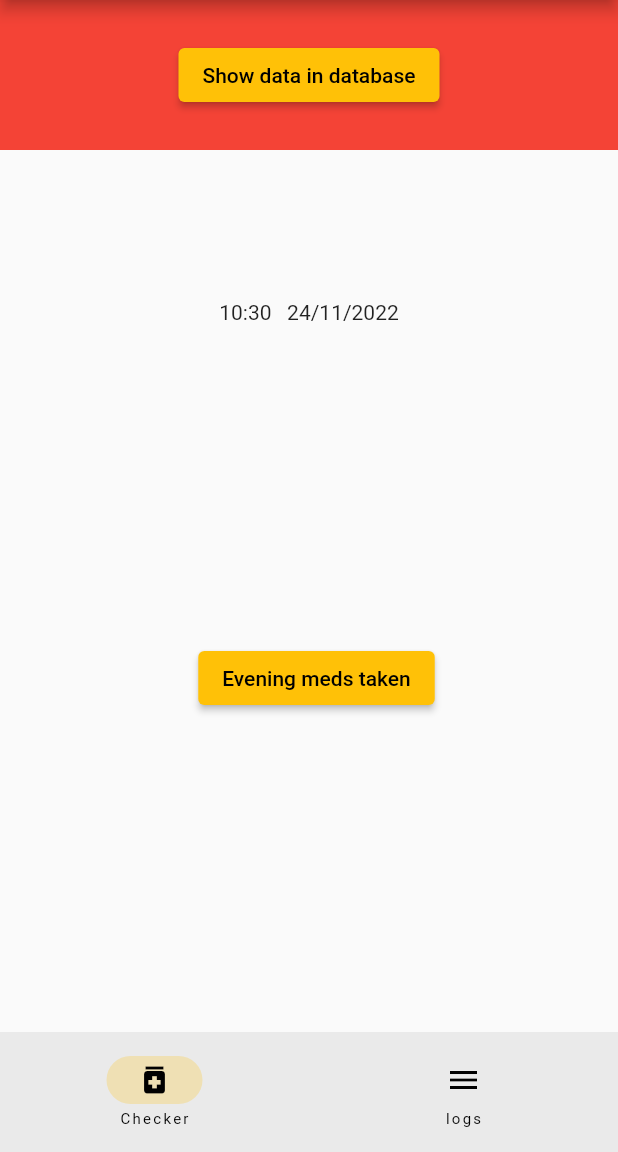
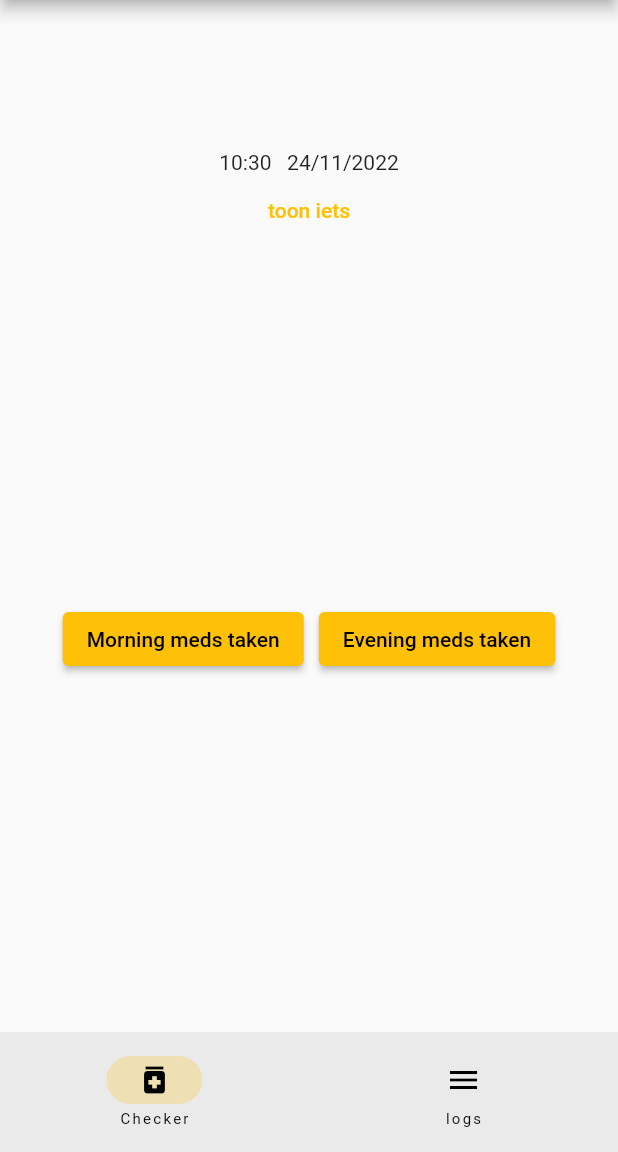
Before and after one commit to FreekSa/medication_app, a Flutter app: the Medication screen opened directly, after a tap on "Morning meds taken", on a phone screen of 412 x 824 dp, the part 84-1236 px from its top. Run offline on Flutter 3.47's test engine with Material 2 defaults, Android fonts, the phone set to English and light mode, and no system bars; our stand-ins replace flutter_slidable, sqflite; accounts and stored records are empty.

Commit message:
bugs fixed

```diff
--- a/lib/check_medication.dart
+++ b/lib/check_medication.dart
@@ -25,36 +25,45 @@ class CheckMedication extends State<CheckMedicationPage> {
             future: CreateDatabase.instance.GetMedicationTakenLogs(),
             builder: (BuildContext context,
                 AsyncSnapshot<List<MedicationTaken>> snapshot) {
-              if (snapshot.data == null ||
+              //           print(snapshot.data);
+              if (snapshot.data == null) {
+                AskMedication(true, true);
+              } else if (snapshot.data!
+                      .where((x) =>
+                          DateTime.parse(x.date).day == DateTime.now().day)
+                      .length <
+                  2) {
+                print(snapshot.data!
+                    .where((x) =>
+                        DateTime.parse(x.date).day == DateTime.now().day &&
+                        x.type == Types.Morning.toString())
+                    .isEmpty);
+                AskMedication(
                   snapshot.data!
+                          .where((x) =>
+                              DateTime.parse(x.date).day ==
+                                  DateTime.now().day &&
+                              x.type == Types.Morning.toString())
+                          .isEmpty
+                      ? true
+                      : false,
+                  snapshot.data!
+                          .where((x) =>
+                              DateTime.parse(x.date).day ==
+                                  DateTime.now().day &&
+                              x.type == Types.Evening.toString())
+                          .isEmpty
+                      ? true
+                      : false,
+                );
+              } else {
+                List<MedicationTaken> logs = snapshot.data!.toList();
+                if (logs
                         .where((x) =>
                             DateTime.parse(x.date).day == DateTime.now().day)
                         .length >=
                     2) {
                   return Column(children: [
-                  // Container(
-                  //   height: 100,
-                  //   color: Colors.red,
-                  //   child: Center(
-                  //     child: ElevatedButton(
-                  //       onPressed: () {
-                  //         for (var item in snapshot.data!) {
-                  //           print(item.id +
-                  //               "  " +
-                  //               item.date +
-                  //               "  " +
-                  //               item.type.toString());
-                  //         }
-                  //       },
-                  //       child: const Text("Show data in database"),
-                  //     ),
-                  //   ),
-                  // ),
-                  Center(child: Text('Medication taken for today'))
-                ]);
-              } else {
-                return Column(
-                  children: [
                     Container(
                       height: 100,
                       color: Colors.red,
@@ -73,10 +82,35 @@ class CheckMedication extends State<CheckMedicationPage> {
                         ),
                       ),
                     ),
+                    Center(child: Text('Medication taken for today'))
+                  ]);
+                }
+              }
+              print("nu ben ik hier");
+              return AskMedication(true, true); //null safety
+            }));
+  }
+
+  Widget AskMedication(
+    bool morning,
+    bool evening,
+  ) {
+    return Column(
+      children: [
         Container(
           margin: EdgeInsets.only(top: 100.0),
           child: Text(
               "${DateTime.now().hour}:${DateTime.now().minute < 10 ? "0${DateTime.now().minute}" : "${DateTime.now().minute}"} \t ${DateTime.now().day}/${DateTime.now().month}/${DateTime.now().year}"),
+        ),
+        Center(
+          child: TextButton(
+            child: Text("toon iets"),
+            onPressed: () {
+              print(morning);
+              print(evening);
+              ;
+            },
+          ),
         ),
         Expanded(
           child: Visibility(
@@ -84,14 +118,7 @@ class CheckMedication extends State<CheckMedicationPage> {
               mainAxisAlignment: MainAxisAlignment.center,
               children: [
                 Visibility(
-                              visible: snapshot.data!
-                                      .where((x) =>
-                                          DateTime.parse(x.date).day ==
-                                              DateTime.now().day &&
-                                          x.type == Types.Morning.toString())
-                                      .isEmpty
-                                  ? true
-                                  : false,
+                  visible: morning,
                   child: Center(
                     child: ElevatedButton(
                       onPressed: () {
@@ -106,6 +133,7 @@ class CheckMedication extends State<CheckMedicationPage> {
                             CreateDatabase.instance
                                 .AddMedicationTakenLog(check);
                             print("data added");
+                            AskMedication(false, evening);
                           }
                         });
                       },
@@ -117,33 +145,22 @@ class CheckMedication extends State<CheckMedicationPage> {
                   width: 10,
                 ),
                 Visibility(
-                              visible: snapshot.data!
-                                      .where((x) =>
-                                          DateTime.parse(x.date).day ==
-                                              DateTime.now().day &&
-                                          x.type == Types.Evening.toString())
-                                      .isEmpty
-                                  ? true
-                                  : false,
+                  visible: evening,
                   child: Center(
                     child: ElevatedButton(
                       onPressed: () {
                         setState(() {
-                                      var filteredList = snapshot.data!.where(
-                                          (x) =>
-                                              DateTime.parse(x.date).day ==
-                                              DateTime.now().day);
-                                      if (filteredList.isNotEmpty) {
                           var uuid = Uuid();
                           check = MedicationTaken(
                               id: uuid.v4(),
                               taken: 1,
                               type: Types.Evening.toString(),
                               date: DateTime.now().toString());
-                                        if (check.id.isNotEmpty) {
+                          if (check != null) {
                             CreateDatabase.instance
                                 .AddMedicationTakenLog(check);
-                                        }
+                            print("data added");
+                            AskMedication(morning, false);
                           }
                         });
                       },
@@ -158,19 +175,4 @@ class CheckMedication extends State<CheckMedicationPage> {
       ],
     );
   }
-            }));
 }
-
-  Future<bool> CheckIfMedsTakenToday() async {
-    List<MedicationTaken> list =
-        await CreateDatabase.instance.GetMedicationTakenLogs();
-    if (list
-            .where((x) => DateTime.parse(x.date).day == DateTime.now().day)
-            .length >
-        2) {
-      return false;
-    } else {
-      return true;
-    }
-  }
-}
--- a/lib/log_complaints.dart
+++ b/lib/log_complaints.dart
@@ -233,7 +233,6 @@ class AddOrEditLog extends State<AddOrEditLogWidget> {
                                 pickedTime.minute);
                           }
                           ;
-                          print(time);
                         });
                       });
                     }),
--- a/pubspec.yaml
+++ b/pubspec.yaml
@@ -35,6 +35,7 @@ dependencies:
   path:
   uuid: 3.0.5
   flutter_slidable: 1.2.0
+  intl: 0.17.0
 
 
   # The following adds the Cupertino Icons font to your application.
```
Also changed, not shown: lib/log_medication.dart (+8 -2 lines), pubspec.lock, 5 other files. Lines whose indentation alone changed are shown as unchanged.
